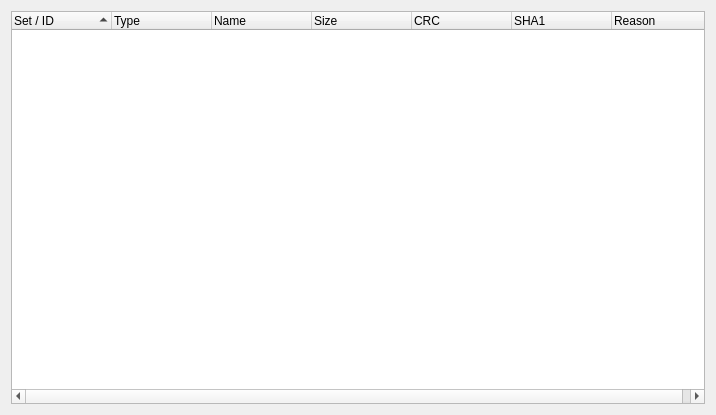
This is missingdumpsviewer.ui in qmc2/qmc2-mame-fe as Qt 5 draws it before an edit. The edited form follows.
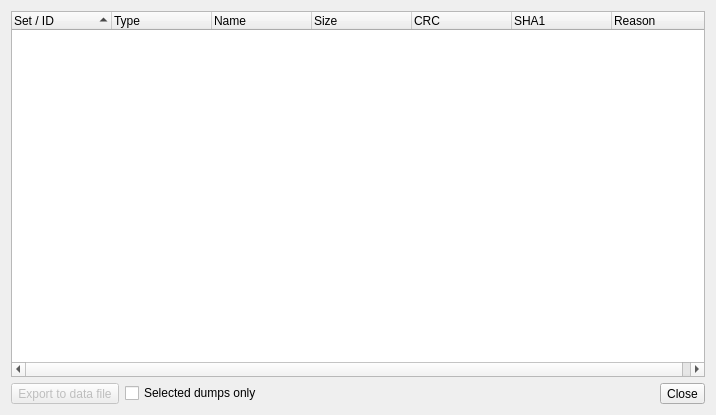
This is the edited form.

Commit message: imp: separated 'missing dumps viewer' settings for system- and software- mode

What changed in the file:
```diff
--- a/missingdumpsviewer.ui
+++ b/missingdumpsviewer.ui
@@ -65,6 +65,68 @@
      </column>
     </widget>
    </item>
+   <item row="1" column="0">
+    <layout class="QHBoxLayout" name="horizontalLayout">
+     <item>
+      <widget class="QToolButton" name="toolButtonExportToDataFile">
+       <property name="enabled">
+        <bool>false</bool>
+       </property>
+       <property name="sizePolicy">
+        <sizepolicy hsizetype="Fixed" vsizetype="Minimum">
+         <horstretch>0</horstretch>
+         <verstretch>0</verstretch>
+        </sizepolicy>
+       </property>
+       <property name="toolTip">
+        <string>Export missing dumps to a data file</string>
+       </property>
+       <property name="text">
+        <string>Export to data file</string>
+       </property>
+       <property name="toolButtonStyle">
+        <enum>Qt::ToolButtonTextBesideIcon</enum>
+       </property>
+      </widget>
+     </item>
+     <item>
+      <widget class="QCheckBox" name="checkBoxSelectedDumpsOnly">
+       <property name="toolTip">
+        <string>Export only dumps that are selected in the above list (or all)</string>
+       </property>
+       <property name="text">
+        <string>Selected dumps only</string>
+       </property>
+      </widget>
+     </item>
+     <item>
+      <spacer name="horizontalSpacer">
+       <property name="orientation">
+        <enum>Qt::Horizontal</enum>
+       </property>
+       <property name="sizeHint" stdset="0">
+        <size>
+         <width>0</width>
+         <height>20</height>
+        </size>
+       </property>
+      </spacer>
+     </item>
+     <item>
+      <widget class="QToolButton" name="toolButtonClose">
+       <property name="sizePolicy">
+        <sizepolicy hsizetype="Fixed" vsizetype="Minimum">
+         <horstretch>0</horstretch>
+         <verstretch>0</verstretch>
+        </sizepolicy>
+       </property>
+       <property name="text">
+        <string>Close</string>
+       </property>
+      </widget>
+     </item>
+    </layout>
+   </item>
   </layout>
  </widget>
  <resources/>
```
Left out of the diff: 35 changed lines with no effect on the pictures. The commit also changes 3 other files.
